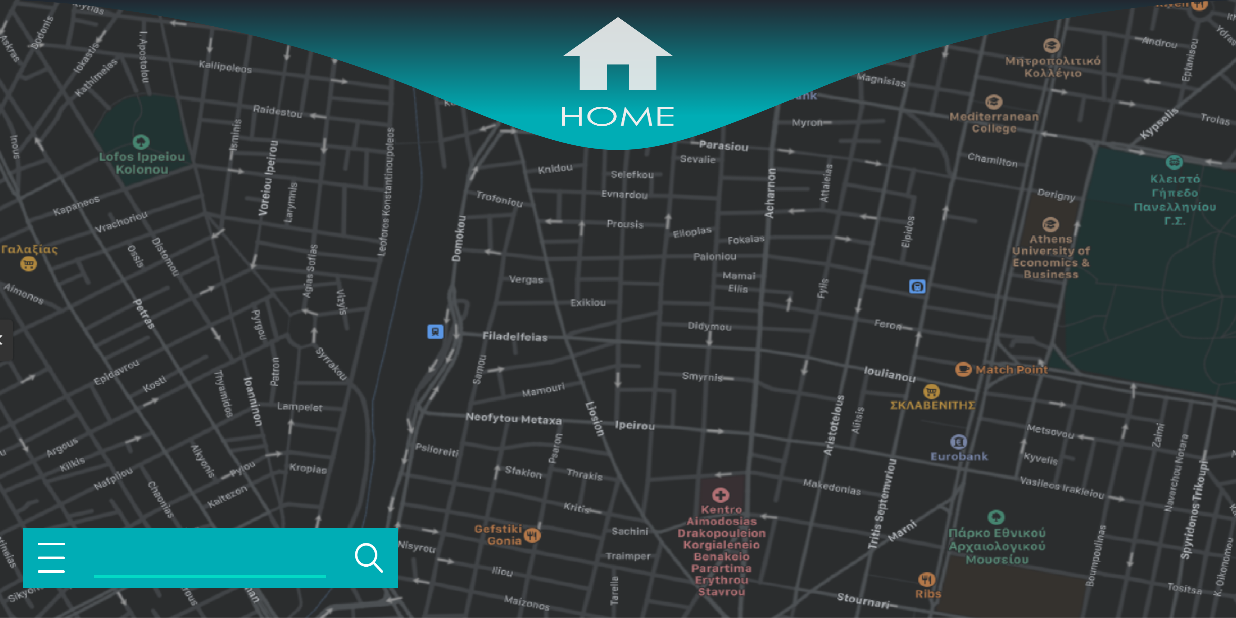
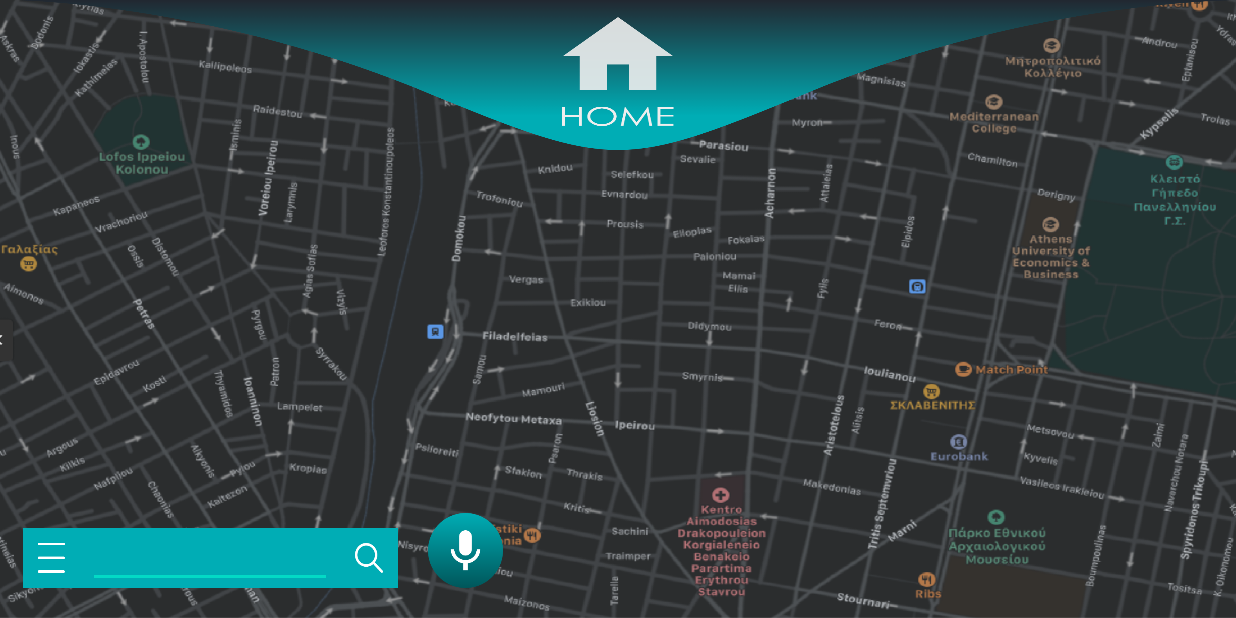
Before and after one commit to spyrosbazios/CarUI, an Android app: the GPSActivity screen opened directly, with no data from a screen before it, on a phone screen of 824 x 412 dp (held sideways). Run offline under Robolectric (Android 15) with nearby library versions, the phone set to English and light mode, and no system bars.

Commit message:
added voice recognition in gps

```diff
--- a/app/src/main/java/com/example/carui/GPSActivity.java
+++ b/app/src/main/java/com/example/carui/GPSActivity.java
@@ -1,32 +1,41 @@
 package com.example.carui;
 
+import android.Manifest;
 import android.annotation.SuppressLint;
 import android.content.Intent;
 import android.os.Bundle;
 import android.util.DisplayMetrics;
 import android.view.MotionEvent;
 import android.view.View;
-import android.view.ViewGroup;
 import android.widget.Button;
 import android.widget.EditText;
 import android.widget.ImageButton;
 import android.widget.LinearLayout;
-import android.widget.RelativeLayout;
 import android.widget.Toast;
+import android.speech.RecognitionListener;
+import android.speech.RecognizerIntent;
+import android.speech.SpeechRecognizer;
 
 import androidx.annotation.Nullable;
 import androidx.appcompat.app.AppCompatActivity;
 import androidx.constraintlayout.widget.ConstraintLayout;
+import androidx.core.app.ActivityCompat;
+
+import java.util.ArrayList;
+import java.util.Locale;
 
 public class GPSActivity extends AppCompatActivity implements View.OnClickListener, View.OnLongClickListener, View.OnTouchListener, UpdateUtilities{
 
-    private ImageButton homeButton, moreButton, searchAddressButton, callerBubble;
+    private ImageButton homeButton, moreButton, searchAddressButton, voiceButton, callerBubble;
     private LinearLayout favouritesPanel, newFavouritePanel;
     private boolean moreState = false;
     private Button[] favourites = new Button[5];
     private EditText searchAddressEditText, newLocationEditText, newAddressEditText;
     private Button newCancelButton, newAddButton;
     private int newFavouritePos;
+    private SpeechRecognizer speechRecognizer;
+    final Intent speechRecognizerIntent = new Intent(RecognizerIntent.ACTION_RECOGNIZE_SPEECH);
+    private final int RECORD_AUDIO_REQUEST_CODE = 1;
 
     @SuppressLint("ClickableViewAccessibility")
     @Override
@@ -73,13 +82,25 @@ public class GPSActivity extends AppCompatActivity implements View.OnClickListen
         callerBubble.setOnTouchListener(this);
         if (Utilities.CALLER == null) callerBubble.setVisibility(View.GONE);
         if (Utilities.BUBBLE_POSITION != null) callerBubble.setLayoutParams(Utilities.BUBBLE_POSITION);
+
+        voiceButton = (ImageButton)findViewById(R.id.voice_btn);
+        voiceButton.setOnClickListener(this);
+        askVoicePermission();
+        handleSpeechRecognizer();
     }
 
     @Override
     protected void onPause() {super.onPause();}
 
+    /*@Override
+    protected void onDestroy() {
+        super.onDestroy();
+        speechRecognizer.destroy();
+    }*/
+
     @Override
     public void onBackPressed() {
+        speechRecognizer.destroy();
         this.updateUtilities();
         startActivity(new Intent(GPSActivity.this, HomeActivity.class));
         finish();
@@ -95,6 +116,15 @@ public class GPSActivity extends AppCompatActivity implements View.OnClickListen
         }
         else if (v == searchAddressButton) {
             Toast.makeText(GPSActivity.this, "Navigating to " + searchAddressEditText.getText(), Toast.LENGTH_SHORT).show();
+        }
+        else if (v == voiceButton) {
+            if ((Utilities.CALLER != null) && (Utilities.CALL_STATE != CallingActivity.CALLSTATE.HOLD))
+                Toast.makeText(GPSActivity.this, "Please put call on hold to use voice recognition", Toast.LENGTH_SHORT).show();
+            else {
+                Toast.makeText(GPSActivity.this, "Listening...", Toast.LENGTH_SHORT).show();
+                speechRecognizer.cancel();
+                speechRecognizer.startListening(speechRecognizerIntent);
+            }
         }
         else if (v == newCancelButton || v == newAddButton) {
             setPanelVisibility(newFavouritePanel, false);
@@ -180,4 +210,29 @@ public class GPSActivity extends AppCompatActivity implements View.OnClickListen
         }
         panel.setVisibility(state);
     }
+
+    private void handleSpeechRecognizer() {
+        speechRecognizer = SpeechRecognizer.createSpeechRecognizer(this);
+        speechRecognizerIntent.putExtra(RecognizerIntent.EXTRA_LANGUAGE_MODEL, RecognizerIntent.LANGUAGE_MODEL_FREE_FORM);
+        speechRecognizerIntent.putExtra(RecognizerIntent.EXTRA_LANGUAGE, "el_GR");
+        //speechRecognizerIntent.putExtra(RecognizerIntent.EXTRA_LANGUAGE, Locale.getDefault());
+        speechRecognizer.setRecognitionListener(new RecognitionListener() {
+            @Override public void onReadyForSpeech(Bundle params) {}
+            @Override public void onBeginningOfSpeech() {}
+            @Override public void onRmsChanged(float rmsdB) {}
+            @Override public void onBufferReceived(byte[] buffer) {}
+            @Override public void onEndOfSpeech() {speechRecognizer.stopListening();}
+            @Override public void onError(int error) {}
+            @Override public void onPartialResults(Bundle partialResults) {}
+            @Override public void onEvent(int eventType, Bundle params) {}
+            @Override public void onResults(Bundle results) {
+                ArrayList<String> data = results.getStringArrayList(SpeechRecognizer.RESULTS_RECOGNITION);
+                searchAddressEditText.setText(data.get(0));
+            }
+        });;
+    }
+
+    private void askVoicePermission() {
+        ActivityCompat.requestPermissions(this,new String[]{Manifest.permission.RECORD_AUDIO}, RECORD_AUDIO_REQUEST_CODE);
+    }
 }
--- a/app/src/main/java/com/example/carui/Utilities.java
+++ b/app/src/main/java/com/example/carui/Utilities.java
@@ -45,9 +45,6 @@ public class Utilities {
     }
 
     public static int clampIntToLimits (int x, int min, int max) {
-        /*if (x < min) return max;
-        else if (x > max) return min;
-        return x;*/
         return Math.min(Math.max(x, min), max);
     }
 
--- a/app/src/main/res/layout/activity_gps.xml
+++ b/app/src/main/res/layout/activity_gps.xml
@@ -11,8 +11,7 @@
         app:layout_constraintStart_toStartOf="parent"
         app:layout_constraintTop_toTopOf="parent"
         android:layout_width="wrap_content"
-        android:layout_height="wrap_content"
-        android:focusable="true" />
+        android:layout_height="wrap_content" />
 
     <LinearLayout
         android:id="@+id/linearlayout_bar"
@@ -204,6 +203,15 @@
     </LinearLayout>
 
     <ImageButton
+        android:id="@+id/voice_btn"
+        android:background="@drawable/voicebutton"
+        app:layout_constraintStart_toEndOf="@id/linearlayout_bar"
+        app:layout_constraintBottom_toBottomOf="@id/linearlayout_bar"
+        android:layout_marginStart="20dp"
+        android:layout_width="50dp"
+        android:layout_height="50dp" />
+
+    <ImageButton
         android:id="@+id/home_btn"
         android:background="@drawable/awsomehomebutton"
         app:layout_constraintStart_toStartOf="parent"
```
Also changed, not shown: app/src/main/AndroidManifest.xml (+5 -7 lines).
